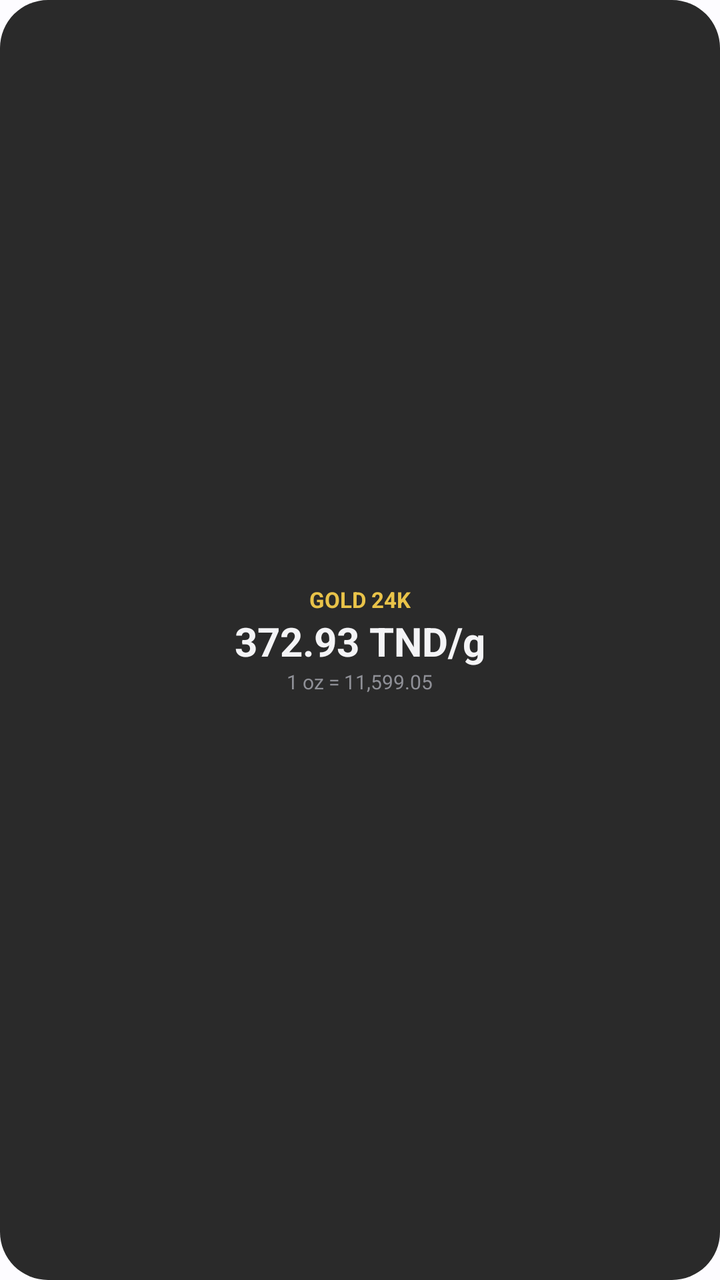
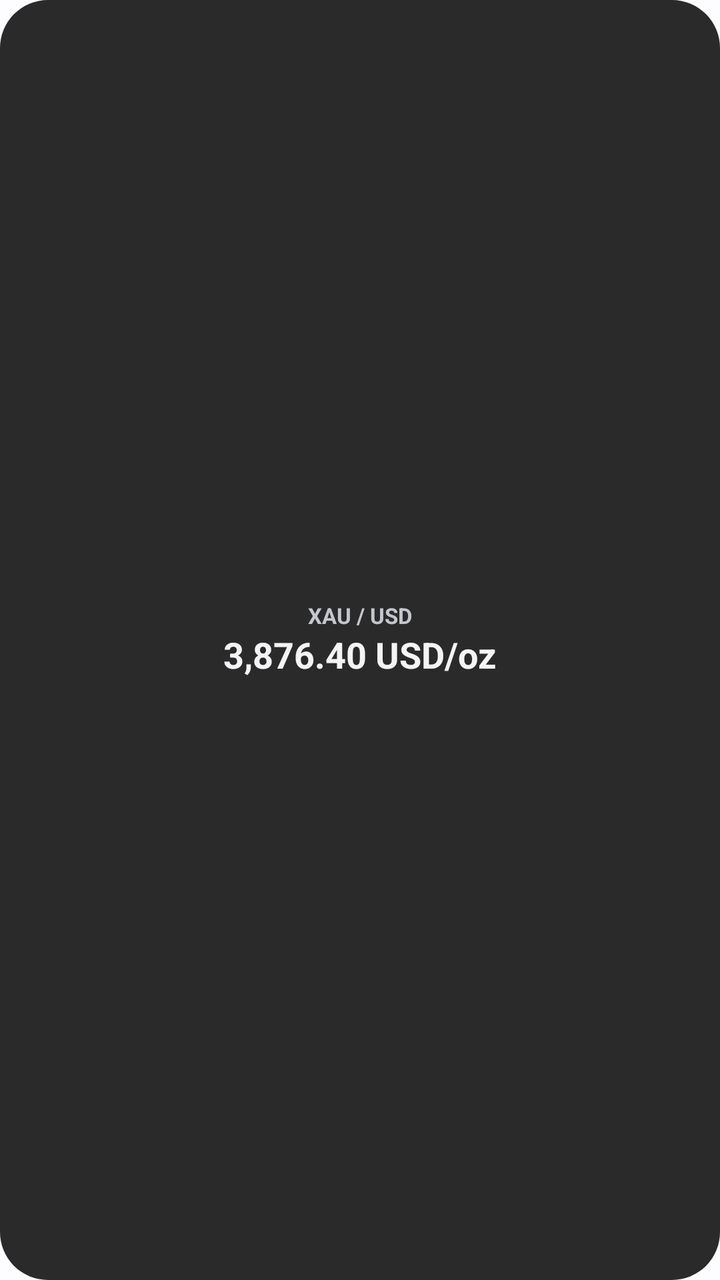

Screens rendered from an Android XML layout before and after an edit, with the pre-edit source and the edit as a unified diff.
<!-- AndroidManifest.xml: application theme Theme.ExchangeCurrencyApp -->
<!-- res/layout/gold_widget_preview.xml -->
<?xml version="1.0" encoding="utf-8"?>
<LinearLayout xmlns:android="http://schemas.android.com/apk/res/android"
    android:layout_width="match_parent"
    android:layout_height="match_parent"
    android:background="@drawable/widget_card_bg"
    android:gravity="center"
    android:orientation="vertical">
    <TextView
        android:layout_width="wrap_content"
        android:layout_height="wrap_content"
        android:text="GOLD 24K"
        android:textColor="#E9C349"
        android:textSize="11sp"
        android:textStyle="bold" />
    <TextView
        android:layout_width="wrap_content"
        android:layout_height="wrap_content"
        android:text="372.93 TND/g"
        android:textColor="#F4F4F6"
        android:textSize="20sp"
        android:textStyle="bold" />
    <TextView
        android:layout_width="wrap_content"
        android:layout_height="wrap_content"
        android:text="1 oz = 11,599.05"
        android:textColor="#8F9097"
        android:textSize="10sp" />
</LinearLayout>
<!-- resources referenced by this layout -->
<resources>
  <!-- drawable widget_card_bg (drawable) -->
  <?xml version="1.0" encoding="utf-8"?>
  <shape xmlns:android="http://schemas.android.com/apk/res/android" android:shape="rectangle">
      <solid android:color="#2A2A2A" />
      <corners android:radius="24dp" />
  </shape>
  <color name="md_theme_light_primary">#0061A3</color>
  <color name="md_theme_light_onPrimary">#FFFFFF</color>
  <color name="md_theme_light_primaryContainer">#D1E4FF</color>
  <color name="md_theme_light_onPrimaryContainer">#001D36</color>
  <color name="md_theme_light_secondary">#006684</color>
  <color name="md_theme_light_onSecondary">#FFFFFF</color>
  <color name="md_theme_light_secondaryContainer">#BDE9FF</color>
  <color name="md_theme_light_onSecondaryContainer">#001F2A</color>
  <color name="md_theme_light_tertiary">#0061A3</color>
  <color name="md_theme_light_onTertiary">#FFFFFF</color>
  <color name="md_theme_light_tertiaryContainer">#D1E4FF</color>
  <color name="md_theme_light_onTertiaryContainer">#001D36</color>
  <color name="md_theme_light_error">#BA1A1A</color>
  <color name="md_theme_light_errorContainer">#FFDAD6</color>
  <color name="md_theme_light_onError">#FFFFFF</color>
  <color name="md_theme_light_onErrorContainer">#410002</color>
  <color name="md_theme_light_background">#FDFCFF</color>
  <color name="md_theme_light_onBackground">#1A1C1E</color>
  <color name="md_theme_light_surface">#FDFCFF</color>
  <color name="md_theme_light_onSurface">#1A1C1E</color>
  <color name="md_theme_light_surfaceVariant">#DFE2EB</color>
  <color name="md_theme_light_onSurfaceVariant">#42474E</color>
  <color name="md_theme_light_outline">#73777F</color>
  <color name="md_theme_light_inverseOnSurface">#F1F0F4</color>
  <color name="md_theme_light_inverseSurface">#2F3033</color>
  <color name="md_theme_light_inversePrimary">#9DCAFF</color>
  <!-- unchanged entries left out for length: 1 -->
</resources>

<!-- the commit's change to res/layout/gold_widget_preview.xml (unified diff, before → after) -->
@@ -8,21 +8,15 @@
     <TextView
         android:layout_width="wrap_content"
         android:layout_height="wrap_content"
-        android:text="GOLD 24K"
-        android:textColor="#E9C349"
+        android:text="XAU / USD"
+        android:textColor="#C5C6CD"
         android:textSize="11sp"
         android:textStyle="bold" />
     <TextView
         android:layout_width="wrap_content"
         android:layout_height="wrap_content"
-        android:text="372.93 TND/g"
+        android:text="3,876.40 USD/oz"
         android:textColor="#F4F4F6"
-        android:textSize="20sp"
+        android:textSize="18sp"
         android:textStyle="bold" />
-    <TextView
-        android:layout_width="wrap_content"
-        android:layout_height="wrap_content"
-        android:text="1 oz = 11,599.05"
-        android:textColor="#8F9097"
-        android:textSize="10sp" />
 </LinearLayout>
